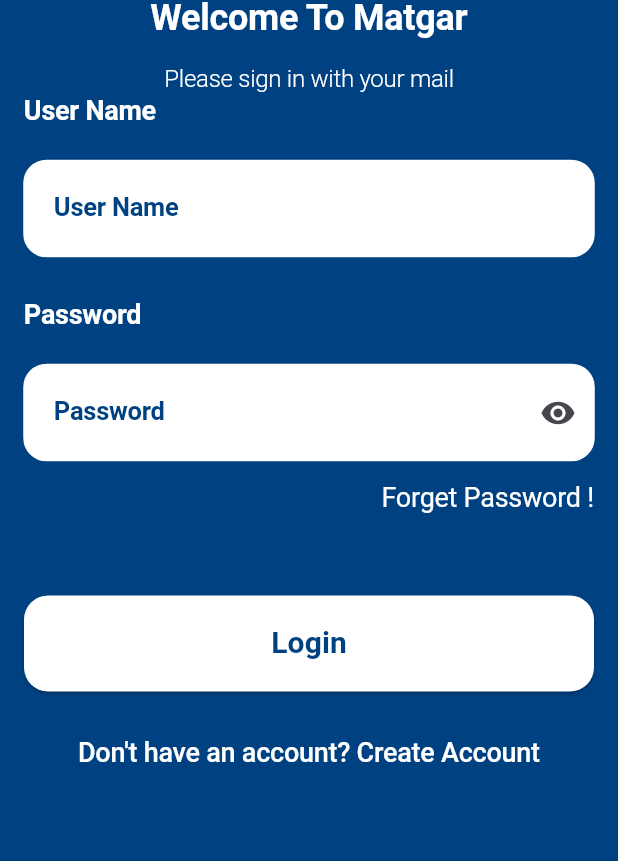
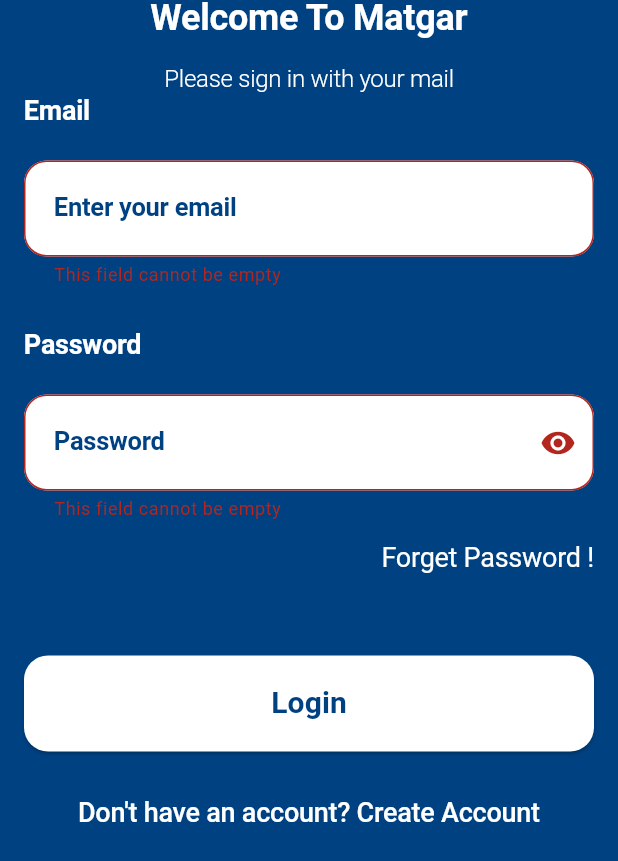
Before and after one commit to MohamedElnegouly/E-commerce-, a Flutter app: the screen it shows after launch, after a tap on "Login", on a phone screen of 412 x 824 dp, the part 375-1236 px from its top. Run offline on Flutter 3.47's test engine with Material 3 defaults, Android fonts, the phone set to English and light mode, and no system bars; our stand-ins replace bloc, cached_network_image, carousel_slider, dartz, dio, equatable and 4 more; Roboto replaces fonts that are missing (Poppins, poppins).

Commit message:
add form ,  build cubit , validation to sign in screen

```diff
--- a/lib/features/Authentication/presentation/screen/login_screen.dart
+++ b/lib/features/Authentication/presentation/screen/login_screen.dart
@@ -1,8 +1,5 @@
 import 'package:e_commerce/core/utils/app_colors.dart';
-import 'package:e_commerce/features/Authentication/presentation/screen/widgets/Custom_Button.dart';
-import 'package:e_commerce/features/Authentication/presentation/screen/widgets/Custom_headline_Text.dart';
-import 'package:e_commerce/features/Authentication/presentation/screen/widgets/Custom_text_form_feild.dart';
-import 'package:e_commerce/features/Authentication/presentation/screen/widgets/create_account_text.dart';
+import 'package:e_commerce/features/Authentication/presentation/screen/widgets/login_body_view.dart';
 import 'package:flutter/material.dart';
 
 class LoginScreen extends StatefulWidget {
@@ -13,85 +10,11 @@ class LoginScreen extends StatefulWidget {
 }
 
 class _LoginScreenState extends State<LoginScreen> {
-  late bool change = true;
   @override
   Widget build(BuildContext context) {
     return Scaffold(
       backgroundColor: AppColors.primary,
-      body: Padding(
-        padding: const EdgeInsets.symmetric(horizontal: 16),
-        child: SingleChildScrollView(
-          child: Column(
-            crossAxisAlignment: CrossAxisAlignment.start,
-            children: [
-              Center(
-                child: Image.asset(
-                  'assets/images/matgar_logo.png', // حط مسار اللوجو بتاعك
-                  width: 250,
-                ),
-              ),
-              Align(
-                alignment: Alignment.center,
-                child: CustomText(text: "Welcome To Matgar", size: 24),
-              ),
-              SizedBox(height: 20),
-              Align(
-                alignment: Alignment.center,
-                child: Text(
-                  'Please sign in with your mail',
-                  textAlign: TextAlign.center,
-                  style: TextStyle(
-                    color: AppColors.white,
-                    fontSize: 16,
-                    fontFamily: 'Poppins',
-                    fontWeight: FontWeight.w300,
-                    height: 1.12,
-                    letterSpacing: -0.17,
-                  ),
-                ),
-              ),
-              SizedBox(height: 3),
-              CustomText(text: "User Name", size: 18),
-              SizedBox(height: 24),
-              CustomTextFormField(
-                hintText: 'User Name',
-                keyboardType: TextInputType.emailAddress,
-              ),
-              SizedBox(height: 30),
-              CustomText(text: "Password", size: 18),
-              SizedBox(height: 24),
-              CustomTextFormField(
-                hintText: 'Password',
-                obscureText: change,
-                keyboardType: TextInputType.visiblePassword,
-                suffixIcon: IconButton(
-                  icon: Icon(change ? Icons.visibility : Icons.visibility_off),
-                  onPressed: () {
-                    setState(() {
-                      change = !change;
-                    });
-                  },
-                ),
-              ),
-              SizedBox(height: 16),
-              Align(
-                alignment: Alignment.centerRight,
-                child: CustomText(
-                  text: "Forget Password !",
-                  size: 18,
-                  fontWeight: FontWeight.w400,
-                ),
-              ),
-              SizedBox(height: 56),
-              CustomButton(text: 'Login', onPressed: () {
-
-              }),
-              SizedBox(height: 32),
-              CreateAccountText(),
-            ],
-          ),
-        ),
-      ),
+      body: LoginBodyView(),
     );
   }
 }
--- a/lib/features/Authentication/presentation/screen/widgets/Custom_text_form_feild.dart
+++ b/lib/features/Authentication/presentation/screen/widgets/Custom_text_form_feild.dart
@@ -10,7 +10,7 @@ class CustomTextFormField extends StatelessWidget {
   final Widget? suffixIcon;
   final TextInputType? keyboardType;
   final bool? obscureText;
-
+  final TextEditingController controller;
   const CustomTextFormField({
     super.key,
     this.fieldKey,
@@ -20,13 +20,14 @@ class CustomTextFormField extends StatelessWidget {
     this.suffixIcon,
     this.keyboardType,
     this.obscureText,
-    this.onsaved,
+    this.onsaved, required this.controller,
   });
 
   @override
   Widget build(BuildContext context) {
     return TextFormField(
       key: fieldKey,
+      controller: controller,
       cursorColor: AppColors.darkBlue,
       cursorWidth: 2,
       cursorHeight: 22,
--- /dev/null
+++ b/lib/features/Authentication/presentation/screen/widgets/login_body_view.dart
@@ -0,0 +1,162 @@
+import 'package:e_commerce/core/utils/app_colors.dart';
+import 'package:e_commerce/core/utils/app_routers_strings.dart';
+import 'package:e_commerce/features/Authentication/presentation/manager/cubit/cubit/auth_cubit.dart';
+import 'package:e_commerce/features/Authentication/presentation/screen/widgets/Custom_text_form_feild.dart';
+import 'package:flutter/material.dart';
+import 'package:flutter_bloc/flutter_bloc.dart';
+import 'package:e_commerce/features/Authentication/presentation/screen/widgets/custom_button.dart';
+import 'package:e_commerce/features/Authentication/presentation/screen/widgets/custom_headline_text.dart';
+import 'package:e_commerce/features/Authentication/presentation/screen/widgets/create_account_text.dart';
+import 'package:go_router/go_router.dart';
+
+class LoginBodyView extends StatefulWidget {
+  const LoginBodyView({super.key});
+  @override
+  State<LoginBodyView> createState() => _LoginBodyViewState();
+}
+class _LoginBodyViewState extends State<LoginBodyView> {
+  final GlobalKey<FormState> formKey = GlobalKey<FormState>();
+  AutovalidateMode autovalidateMode = AutovalidateMode.disabled;
+  late bool change = true;
+  final emailController = TextEditingController();
+  final passwordController = TextEditingController();
+
+  @override
+  void dispose() {
+    emailController.dispose();
+    passwordController.dispose();
+    super.dispose();
+  }
+
+  @override
+  Widget build(BuildContext context) {
+    return BlocConsumer<AuthCubit, AuthState>(
+      listener: (context, state) {
+        if (state is AuthLoading) {
+          showDialog(
+            context: context,
+            barrierDismissible: false,
+            builder: (context) => const Center(
+              child: CircularProgressIndicator(color: AppColors.primary),
+            ),
+          );
+        } else if (state is AuthFailure) {
+          if (Navigator.canPop(context)) {
+            Navigator.pop(context); // ⬅️ يقفل اللودر لو مفتوح
+          }
+          ScaffoldMessenger.of(context).showSnackBar(
+            SnackBar(content: Text(state.errorMessage)),
+          );
+        } else if (state is AuthSuccess) {
+          if (Navigator.canPop(context)) {
+            Navigator.pop(context); // ⬅️ يقفل اللودر
+          }
+          ScaffoldMessenger.of(context).showSnackBar(
+            const SnackBar(
+              content: Text("Login Successful!"),
+              duration: Duration(seconds: 1),
+            ),
+          );
+          context.go(AppRoutersStrings.home);
+        }
+      },
+      builder: (context, state) {
+        return Form(
+          key: formKey,
+          autovalidateMode: autovalidateMode,
+          child: Padding(
+            padding: const EdgeInsets.symmetric(horizontal: 16),
+            child: SingleChildScrollView(
+              child: Column(
+                crossAxisAlignment: CrossAxisAlignment.start,
+                children: [
+                  Center(
+                    child: Image.asset(
+                      'assets/images/matgar_logo.png',
+                      width: 250,
+                    ),
+                  ),
+                  Align(
+                    alignment: Alignment.center,
+                    child: CustomText(text: "Welcome To Matgar", size: 24),
+                  ),
+                  const SizedBox(height: 20),
+                  Align(
+                    alignment: Alignment.center,
+                    child: Text(
+                      'Please sign in with your mail',
+                      textAlign: TextAlign.center,
+                      style: TextStyle(
+                        color: AppColors.white,
+                        fontSize: 16,
+                        fontFamily: 'Poppins',
+                        fontWeight: FontWeight.w300,
+                        height: 1.12,
+                        letterSpacing: -0.17,
+                      ),
+                    ),
+                  ),
+                  const SizedBox(height: 3),
+                  CustomText(text: "Email", size: 18),
+                  const SizedBox(height: 24),
+                  CustomTextFormField(
+                    controller: emailController,
+                    hintText: 'Enter your email',
+                    keyboardType: TextInputType.emailAddress,
+                  ),
+                  const SizedBox(height: 30),
+                  CustomText(text: "Password", size: 18),
+                  const SizedBox(height: 24),
+                  CustomTextFormField(
+                    controller: passwordController,
+                    hintText: 'Password',
+                    obscureText: change,
+                    keyboardType: TextInputType.visiblePassword,
+                    suffixIcon: IconButton(
+                      icon: Icon(
+                        change ? Icons.visibility : Icons.visibility_off,
+                      ),
+                      onPressed: () {
+                        setState(() {
+                          change = !change;
+                        });
+                      },
+                    ),
+                  ),
+                  const SizedBox(height: 16),
+                  Align(
+                    alignment: Alignment.centerRight,
+                    child: CustomText(
+                      text: "Forget Password !",
+                      size: 18,
+                      fontWeight: FontWeight.w400,
+                    ),
+                  ),
+                  const SizedBox(height: 56),
+                  CustomButton(
+                    text: 'Login',
+                    onPressed: () {
+                      if (formKey.currentState!.validate()) {
+                        FocusScope.of(context).unfocus(); // ⬅️ يقفل الكيبورد
+                        context.read<AuthCubit>().signin(
+                              email: emailController.text.trim(),
+                              password: passwordController.text.trim(),
+                            );
+                      } else {
+                        setState(() {
+                          autovalidateMode = AutovalidateMode.always;
+                        });
+                      }
+                    },
+                  ),
+                  const SizedBox(height: 32),
+                  const CreateAccountText(),
+                ],
+              ),
+            ),
+          ),
+        );
+      },
+    );
+  }
+}
```
